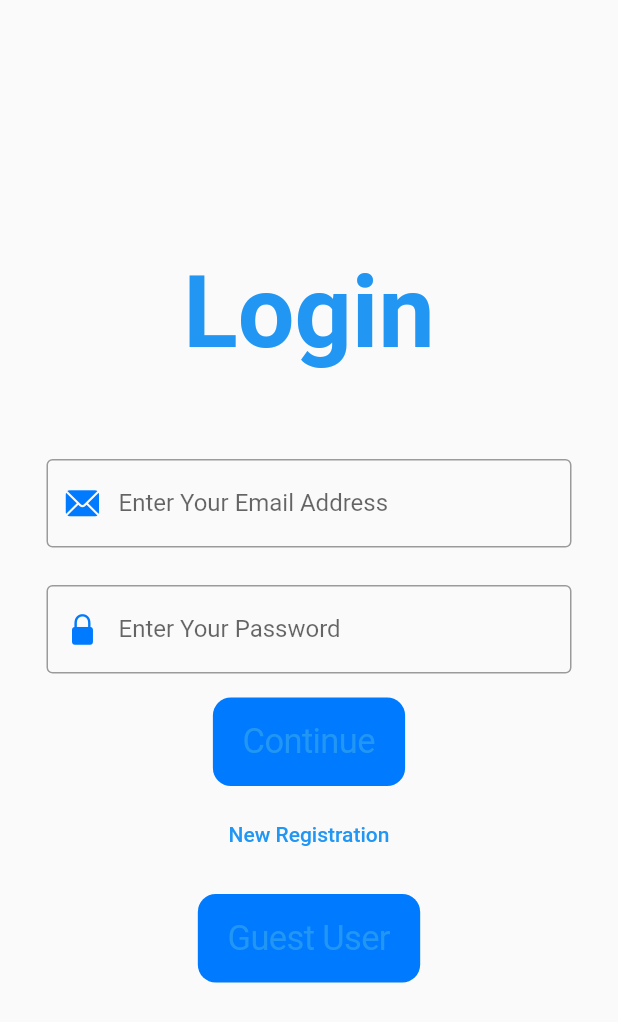
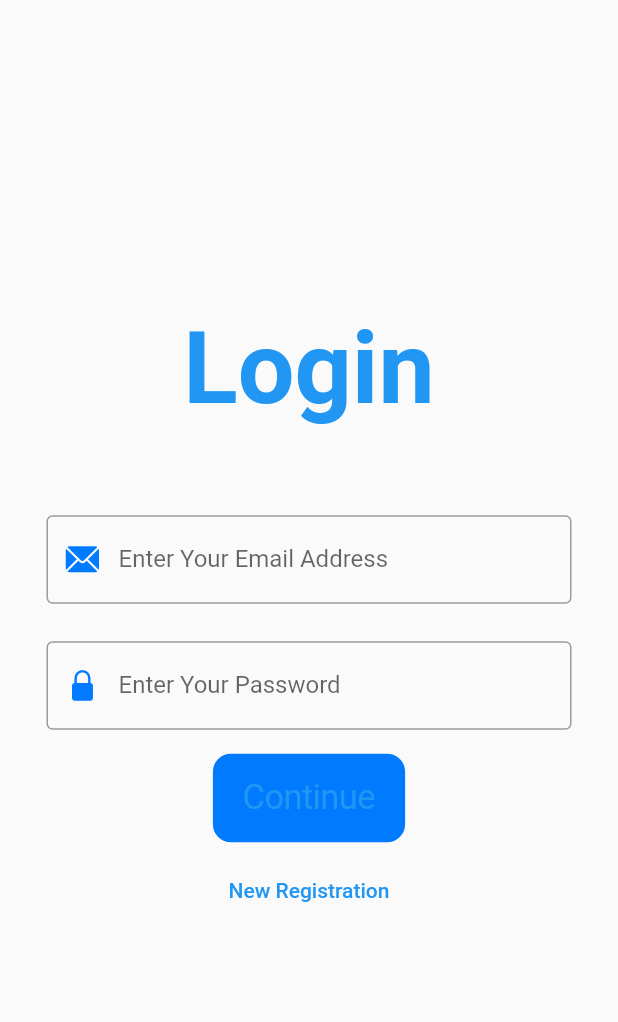
Before and after one commit to knk-naviin/Shalong-app, a Flutter app: the screen it shows after launch, on a phone screen of 412 x 824 dp. Shown: the top 1022 px of the screen. Run offline on Flutter 3.47's test engine with Material 2 defaults, Android fonts, the phone set to English and light mode, and no system bars; our stand-ins replace animated_splash_screen.

```diff
--- a/shalong/lib/UserAuthentication/LogIn.dart
+++ b/shalong/lib/UserAuthentication/LogIn.dart
@@ -123,18 +123,7 @@ class _LogInState extends State<LogIn> {
                           );
                         },
                         child: Text("New Registration")),
-                    Padding(
-                      padding: const EdgeInsets.only(top: 16.0),
-                      child: CupertinoButton(
-                          child: Text(
-                            'Guest User',
-                            style: TextStyle(fontSize: 23),
-                          ),
-                          color: CupertinoColors.systemBlue,
-                          onPressed: () {}
-                          //color: CupertinoColors.systemBlue,
-                          ),
-                    ),
+
                   ],
                 ),
               ),
```
